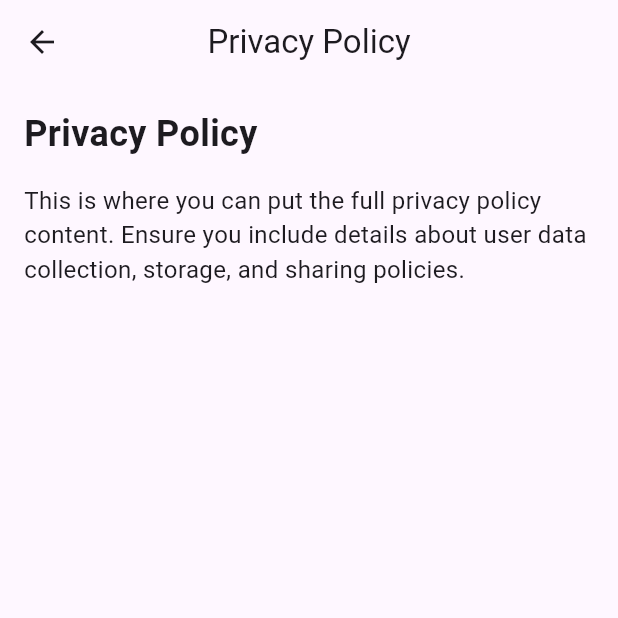
After one commit to EnoshPerera/CeylonSphere, a Flutter app: the screen it shows after launch, after a tap on "Privacy Policy", on a phone screen of 412 x 824 dp, the top half of it. The commit adds this screen. Run offline on Flutter 3.47's test engine with Material 3 defaults, Android fonts, the phone set to English and light mode, and no system bars; our stand-ins replace image_picker, shared_preferences.

Commit message:
Added PrivacyPolicyScreen for displaying privacy policy information.
. Implemented privacy_policy_screen.dart in the screens/ folder.
. Integrated navigation to the new PrivacyPolicyScreen from ProfileScreen.
. Updated routing to support the new privacy policy screen."

```diff
--- a/lib/routes.dart
+++ b/lib/routes.dart
@@ -1,10 +1,12 @@
 import 'package:flutter/material.dart';
 import 'screens/profile_screen.dart';
 import 'screens/edit_profile_screen.dart';
+import 'package:user_profile_page/screens/privacy_policy_screen.dart';
 
 class AppRoutes {
   static Map<String, WidgetBuilder> routes = {
     '/profile': (context) => ProfileScreen(),
     '/edit-profile': (context) => EditProfileScreen(),
+    '/privacy-policy': (context) => PrivacyPolicyScreen(), // Add route for PrivacyPolicyScreen
   };
 }
--- /dev/null
+++ b/lib/screens/privacy_policy_screen.dart
@@ -0,0 +1,35 @@
+import 'package:flutter/material.dart';
+
+class PrivacyPolicyScreen extends StatelessWidget {
+  const PrivacyPolicyScreen({super.key});
+
+  @override
+  Widget build(BuildContext context) {
+    return Scaffold(
+      appBar: AppBar(
+        title: const Text("Privacy Policy"),
+        centerTitle: true,
+      ),
+      body: Padding(
+        padding: const EdgeInsets.all(16.0),
+        child: SingleChildScrollView(
+          child: Column(
+            crossAxisAlignment: CrossAxisAlignment.start,
+            children: [
+              const Text(
+                "Privacy Policy",
+                style: TextStyle(fontSize: 24, fontWeight: FontWeight.bold),
+              ),
+              const SizedBox(height: 16),
+              const Text(
+                "This is where you can put the full privacy policy content. Ensure you include details about user data collection, storage, and sharing policies.",
+                style: TextStyle(fontSize: 16),
+              ),
+
+            ],
+          ),
+        ),
+      ),
+    );
+  }
+}
--- a/lib/screens/profile_screen.dart
+++ b/lib/screens/profile_screen.dart
@@ -1,7 +1,7 @@
 import 'package:flutter/material.dart';
 import 'package:shared_preferences/shared_preferences.dart';
 import 'edit_profile_screen.dart'; // Keep this import for navigation to the EditProfileScreen
-
+import 'privacy_policy_screen.dart'; //import the new privacy policy screen
 class ProfileScreen extends StatefulWidget {
   const ProfileScreen({super.key});
 
@@ -109,7 +109,12 @@ class _ProfileScreenState extends State<ProfileScreen> {
           }),
           buildProfileOption("Payment Methods", Icons.payment),
           buildProfileOption("Currency", Icons.attach_money),
-
+          buildProfileOption("Privacy Policy", Icons.privacy_tip, onTap: () {
+            Navigator.push(
+              context,
+              MaterialPageRoute(builder: (context) => const PrivacyPolicyScreen()),
+            );
+          }),
           Padding(
             padding: const EdgeInsets.all(16.0),
             child: ElevatedButton(
```
